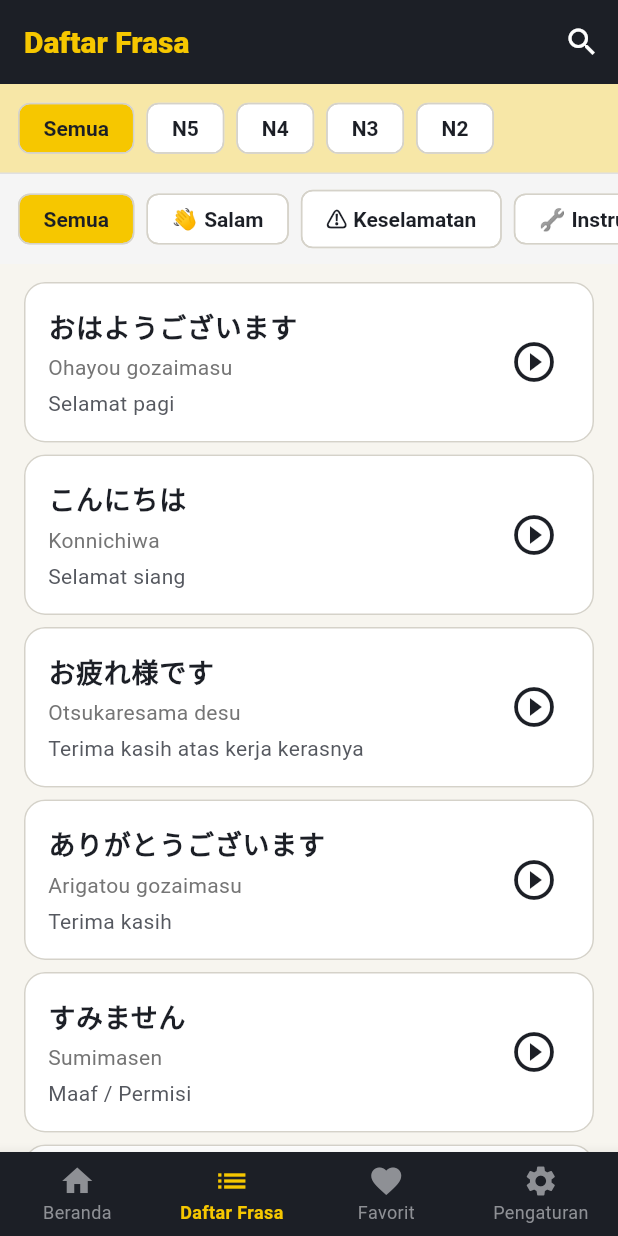
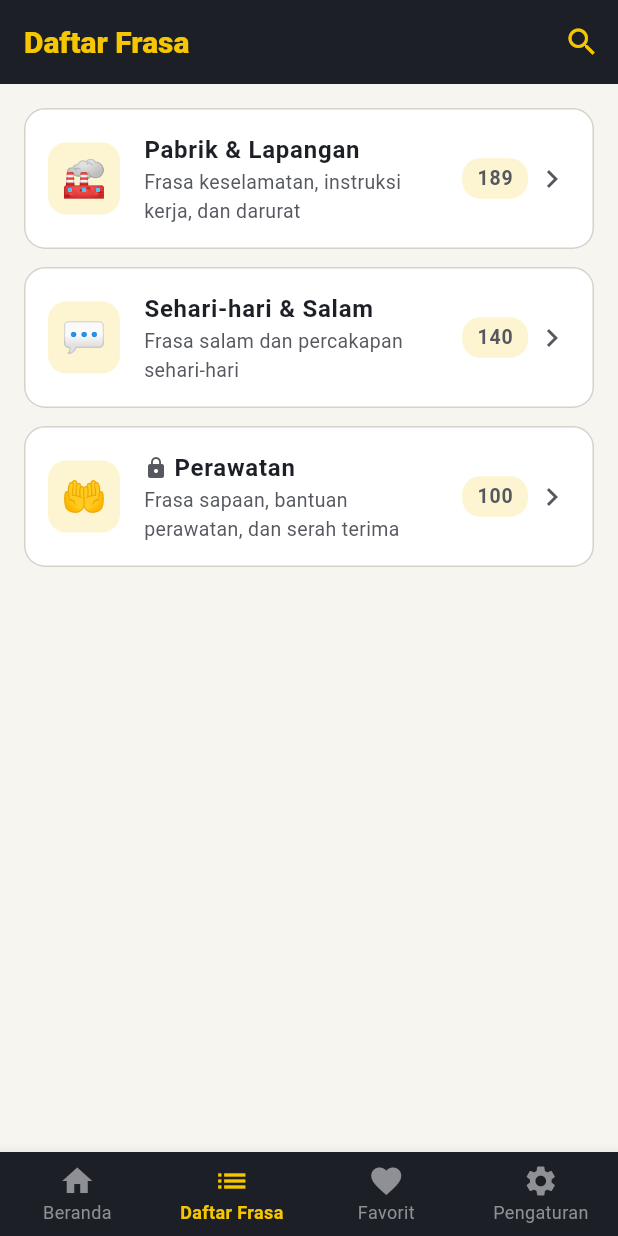
Before and after one commit to yuuki45/genba-nihongo, a Flutter app: the screen it shows after launch, item 2 of the bottom bar chosen, on a phone screen of 412 x 824 dp. Run offline on Flutter 3.47's test engine with Material 3 defaults, Android fonts, the phone set to English and light mode, and no system bars; our stand-ins replace flutter_riverpod, flutter_tts, in_app_purchase, shared_preferences, sqflite; accounts and stored records are empty; Roboto replaces fonts that are missing (BIZUDPGothic, ZenMaruGothic).

Commit message:
フレーズ一覧をシーン別に分割
工場系と介護系が1つの画面に混在していた問題を解消。

- シーン選択（ハブ）画面を新設: 🏭工場・現場 / 💬日常・あいさつ / 🤲介護
  - ロック中シーンは🔒バッジ、収録フレーズ数を表示、検索導線あり
- PhraseScene定数でシーン→カテゴリをグルーピング
  （新職種パックはエントリ追加だけで対応可能）
- フレーズ一覧画面はシーン専用に変更
  - タイトルはシーン名、カテゴリタブはシーン内のみ
  - カテゴリが1つのシーン（日常を除く介護等）はカテゴリタブ非表示
  - シーン遷移時にカテゴリ・JLPTフィルタをリセット
- シーン×カテゴリのマッピング整合性テスト追加（計88テスト）

Co-Authored-By: Claude Opus 4.8 (1M context) <noreply@anthropic.com>

```diff
--- /dev/null
+++ b/lib/data/models/phrase_scene.dart
@@ -0,0 +1,65 @@
+/// フレーズのシーン（職種・生活場面）定義
+///
+/// フレーズ一覧をシーン単位で切り分けるためのグルーピング。
+/// カテゴリ（categoriesテーブル）を束ねる上位概念で、固定のため定数として保持する。
+/// 新しい職種パックを追加する際は、カテゴリ追加 + ここに1エントリ追加する。
+class PhraseScene {
+  final String key;
+  final String nameJa;
+  final String nameId;
+  final String descriptionJa;
+  final String descriptionId;
+  final String icon;
+
+  /// このシーンに含まれるカテゴリID
+  final List<int> categoryIds;
+
+  const PhraseScene({
+    required this.key,
+    required this.nameJa,
+    required this.nameId,
+    required this.descriptionJa,
+    required this.descriptionId,
+    required this.icon,
+    required this.categoryIds,
+  });
+
+  /// すべてのシーン（表示順）
+  static const List<PhraseScene> all = [
+    PhraseScene(
+      key: 'factory',
+      nameJa: '工場・現場',
+      nameId: 'Pabrik & Lapangan',
+      descriptionJa: '安全・作業指示・緊急時のフレーズ',
+      descriptionId: 'Frasa keselamatan, instruksi kerja, dan darurat',
+      icon: '🏭',
+      categoryIds: [2, 3, 5],
+    ),
+    PhraseScene(
+      key: 'daily',
+      nameJa: '日常・あいさつ',
+      nameId: 'Sehari-hari & Salam',
+      descriptionJa: 'あいさつ・日常会話のフレーズ',
+      descriptionId: 'Frasa salam dan percakapan sehari-hari',
+      icon: '💬',
+      categoryIds: [1, 4],
+    ),
+    PhraseScene(
+      key: 'kaigo',
+      nameJa: '介護',
+      nameId: 'Perawatan',
+      descriptionJa: '声かけ・介助・申し送りのフレーズ',
+      descriptionId: 'Frasa sapaan, bantuan perawatan, dan serah terima',
+      icon: '🤲',
+      categoryIds: [6],
+    ),
+  ];
+
+  /// キーからシーンを取得
+  static PhraseScene? fromKey(String key) {
+    for (final scene in all) {
+      if (scene.key == key) return scene;
+    }
+    return null;
+  }
+}
--- a/lib/main.dart
+++ b/lib/main.dart
@@ -3,7 +3,7 @@ import 'package:flutter_riverpod/flutter_riverpod.dart';
 import 'package:flutter_localizations/flutter_localizations.dart';
 import 'package:intl/date_symbol_data_local.dart';
 import 'presentation/screens/home/home_screen.dart';
-import 'presentation/screens/phrases/phrase_list_screen.dart';
+import 'presentation/screens/phrases/phrase_scene_screen.dart';
 import 'presentation/screens/favorites/favorites_screen.dart';
 import 'presentation/screens/settings/settings_screen.dart';
 import 'presentation/services/tts_service.dart';
@@ -114,7 +114,7 @@ class _MainScreenState extends State<MainScreen> {
 
   static const List<Widget> _screens = [
     HomeScreen(),
-    PhraseListScreen(),
+    PhraseSceneScreen(),
     FavoritesScreen(),
     SettingsScreen(),
   ];
--- a/lib/presentation/providers/phrase_provider.dart
+++ b/lib/presentation/providers/phrase_provider.dart
@@ -2,6 +2,7 @@ import 'dart:math';
 import 'package:flutter_riverpod/flutter_riverpod.dart';
 import '../../data/models/phrase.dart';
 import '../../data/models/category.dart';
+import '../../data/models/phrase_scene.dart';
 import '../../data/repositories/phrase_repository.dart';
 import 'purchase_provider.dart';
 
@@ -64,24 +65,31 @@ typedef PhraseListView = ({
   int hiddenCount,
 });
 
-/// カテゴリIDとJLPTレベルでフィルタリングされたフレーズを取得するProvider
+/// シーン内でカテゴリ・JLPTレベルでフィルタリングされたフレーズを取得するProvider
 ///
-/// 未購入パックのフレーズは除外する。ただし未購入カテゴリを
-/// 直接選択した場合はプレビュー（冒頭5件）を返す。
-final filteredPhrasesProvider = FutureProvider<PhraseListView>((ref) async {
+/// 未購入パックのフレーズは除外する。ただし未購入パックのシーン・カテゴリを
+/// 直接開いた場合はプレビュー（冒頭5件）を返す。
+final filteredPhrasesProvider =
+    FutureProvider.family<PhraseListView, String>((ref, sceneKey) async {
   final repository = ref.watch(phraseRepositoryProvider);
   final categoryId = ref.watch(selectedCategoryProvider);
   final jlptLevel = ref.watch(selectedJlptLevelProvider);
   final unlockedPackIds = ref.watch(
     entitlementProvider.select((state) => state.unlockedPackIds),
   );
+  final scene = PhraseScene.fromKey(sceneKey);
 
-  // すべてのフレーズを取得
+  // シーン内のフレーズを取得
   List<Phrase> phrases;
-  if (categoryId == null) {
-    phrases = await repository.getAllPhrases();
+  if (categoryId != null) {
+    phrases = await repository.getPhrasesByCategory(categoryId);
   } else {
-    phrases = await repository.getPhrasesByCategory(categoryId);
+    final all = await repository.getAllPhrases();
+    phrases = scene == null
+        ? all
+        : all
+            .where((phrase) => scene.categoryIds.contains(phrase.categoryId))
+            .toList();
   }
 
   // JLPTレベルでフィルタリング
@@ -92,8 +100,8 @@ final filteredPhrasesProvider = FutureProvider<PhraseListView>((ref) async {
   final available =
       filterUnlockedContent(phrases, (phrase) => phrase.packId, unlockedPackIds);
 
-  // 未購入カテゴリを選択中（解錠分が0件で元データはある）→ プレビュー表示
-  if (categoryId != null && available.isEmpty && phrases.isNotEmpty) {
+  // 未購入のシーン・カテゴリを表示中（解錠分が0件で元データはある）→ プレビュー表示
+  if (available.isEmpty && phrases.isNotEmpty) {
     final preview = phrases.take(phrasePreviewCount).toList();
     return (
       phrases: preview,
@@ -103,6 +111,19 @@ final filteredPhrasesProvider = FutureProvider<PhraseListView>((ref) async {
   }
 
   return (phrases: available, isLockedPreview: false, hiddenCount: 0);
+});
+
+/// ロック中（未購入パックのみで構成される）シーンキーを取得するProvider
+///
+/// ハブ画面のロックバッジ表示用。シーン内の全カテゴリがロックされていればロック。
+final lockedSceneKeysProvider = FutureProvider<Set<String>>((ref) async {
+  final lockedCategoryIds = await ref.watch(lockedCategoryIdsProvider.future);
+  return PhraseScene.all
+      .where((scene) =>
+          scene.categoryIds.isNotEmpty &&
+          scene.categoryIds.every(lockedCategoryIds.contains))
+      .map((scene) => scene.key)
+      .toSet();
 });
 
 /// ロック中（未購入パックのみで構成される）カテゴリIDを判定する純粋関数
--- a/lib/presentation/screens/phrases/phrase_list_screen.dart
+++ b/lib/presentation/screens/phrases/phrase_list_screen.dart
@@ -5,14 +5,20 @@ import '../../providers/settings_provider.dart';
 import '../../widgets/locked_content_banner.dart';
 import '../../../data/models/phrase.dart';
 import '../../../data/models/category.dart';
+import '../../../data/models/phrase_scene.dart';
 import '../phrase_detail/phrase_detail_screen.dart';
 import '../search/search_screen.dart';
 import '../../services/tts_service.dart';
 import '../../../l10n/app_localizations.dart';
 
-/// フレーズ一覧画面
+/// フレーズ一覧画面（シーン単位）
+///
+/// シーン選択画面（PhraseSceneScreen）から遷移し、
+/// そのシーンに属するカテゴリのフレーズだけを表示する。
 class PhraseListScreen extends ConsumerStatefulWidget {
-  const PhraseListScreen({super.key});
+  final PhraseScene scene;
+
+  const PhraseListScreen({super.key, required this.scene});
 
   @override
   ConsumerState<PhraseListScreen> createState() => _PhraseListScreenState();
@@ -31,13 +37,20 @@ class _PhraseListScreenState extends ConsumerState<PhraseListScreen> {
   Widget build(BuildContext context) {
     final selectedCategoryId = ref.watch(selectedCategoryProvider);
     final selectedJlptLevel = ref.watch(selectedJlptLevelProvider);
-    final phrasesAsync = ref.watch(filteredPhrasesProvider);
+    final phrasesAsync = ref.watch(filteredPhrasesProvider(widget.scene.key));
     final categoriesAsync = ref.watch(allCategoriesProvider);
     final l10n = AppLocalizations.of(context)!;
+    final isJapanese = ref.watch(settingsProvider).maybeWhen(
+          data: (settings) => settings.languageCode == 'ja',
+          orElse: () => false,
+        );
 
     return Scaffold(
       appBar: AppBar(
-        title: Text(l10n.navPhrases),
+        title: Text(
+          '${widget.scene.icon} '
+          '${isJapanese ? widget.scene.nameJa : widget.scene.nameId}',
+        ),
         backgroundColor: Theme.of(context).colorScheme.primary,
         foregroundColor: Colors.white,
         actions: [
@@ -59,12 +72,20 @@ class _PhraseListScreenState extends ConsumerState<PhraseListScreen> {
           // JLPTレベルタブ
           _buildJlptLevelTabs(context, ref, selectedJlptLevel),
 
-          // カテゴリタブ
-          categoriesAsync.when(
-            data: (categories) => _buildCategoryTabs(context, ref, categories, selectedCategoryId),
-            loading: () => const SizedBox(height: 60),
-            error: (error, stack) => const SizedBox(height: 60),
-          ),
+          // カテゴリタブ（シーン内のカテゴリのみ。1つだけの場合は非表示）
+          if (widget.scene.categoryIds.length > 1)
+            categoriesAsync.when(
+              data: (categories) => _buildCategoryTabs(
+                context,
+                ref,
+                categories
+                    .where((c) => widget.scene.categoryIds.contains(c.id))
+                    .toList(),
+                selectedCategoryId,
+              ),
+              loading: () => const SizedBox(height: 60),
+              error: (error, stack) => const SizedBox(height: 60),
+            ),
 
           // フレーズリスト
           Expanded(
--- /dev/null
+++ b/lib/presentation/screens/phrases/phrase_scene_screen.dart
@@ -0,0 +1,162 @@
+import 'package:flutter/material.dart';
+import 'package:flutter_riverpod/flutter_riverpod.dart';
+import '../../providers/phrase_provider.dart';
+import '../../providers/settings_provider.dart';
+import '../../theme/app_theme.dart';
+import '../../../data/models/phrase_scene.dart';
+import '../search/search_screen.dart';
+import 'phrase_list_screen.dart';
+import '../../../l10n/app_localizations.dart';
+
+/// フレーズのシーン選択画面（ハブ）
+///
+/// 工場・日常・介護などのシーン別リンクを表示し、
+/// 選択したシーンのフレーズ一覧画面へ遷移する。
+class PhraseSceneScreen extends ConsumerWidget {
+  const PhraseSceneScreen({super.key});
+
+  @override
+  Widget build(BuildContext context, WidgetRef ref) {
+    final l10n = AppLocalizations.of(context)!;
+    final isJapanese = ref.watch(settingsProvider).maybeWhen(
+          data: (settings) => settings.languageCode == 'ja',
+          orElse: () => false,
+        );
+    final lockedSceneKeys = ref.watch(lockedSceneKeysProvider).maybeWhen(
+          data: (keys) => keys,
+          orElse: () => const <String>{},
+        );
+    final allPhrasesAsync = ref.watch(allPhrasesProvider);
+
+    return Scaffold(
+      appBar: AppBar(
+        title: Text(l10n.navPhrases),
+        actions: [
+          IconButton(
+            icon: const Icon(Icons.search),
+            onPressed: () {
+              Navigator.push(
+                context,
+                MaterialPageRoute(builder: (context) => const SearchScreen()),
+              );
+            },
+          ),
+        ],
+      ),
+      body: ListView(
+        padding: const EdgeInsets.all(16.0),
+        children: PhraseScene.all.map((scene) {
+          final isLocked = lockedSceneKeys.contains(scene.key);
+          // シーン内のフレーズ数（ロック有無に関わらず収録数を表示）
+          final count = allPhrasesAsync.maybeWhen(
+            data: (phrases) => phrases
+                .where((p) => scene.categoryIds.contains(p.categoryId))
+                .length,
+            orElse: () => null,
+          );
+
+          return Padding(
+            padding: const EdgeInsets.only(bottom: 12.0),
+            child: _buildSceneTile(
+              context,
+              ref,
+              scene: scene,
+              isJapanese: isJapanese,
+              isLocked: isLocked,
+              count: count,
+            ),
+          );
+        }).toList(),
+      ),
+    );
+  }
+
+  /// シーンのタイル
+  Widget _buildSceneTile(
+    BuildContext context,
+    WidgetRef ref, {
+    required PhraseScene scene,
+    required bool isJapanese,
+    required bool isLocked,
+    required int? count,
+  }) {
+    return Card(
+      child: ListTile(
+        contentPadding: const EdgeInsets.symmetric(
+          horizontal: 16.0,
+          vertical: 8.0,
+        ),
+        leading: Container(
+          width: 48,
+          height: 48,
+          decoration: BoxDecoration(
+            color: AppColors.safetyYellow.withValues(alpha: 0.18),
+            borderRadius: BorderRadius.circular(12),
+          ),
+          child: Center(
+            child: Text(scene.icon, style: const TextStyle(fontSize: 24)),
+          ),
+        ),
+        title: Row(
+          children: [
+            if (isLocked) ...[
+              const Icon(Icons.lock, size: 16),
+              const SizedBox(width: 4),
+            ],
+            Expanded(
+              child: Text(
+                isJapanese ? scene.nameJa : scene.nameId,
+                style: const TextStyle(
+                  fontFamily: AppTheme.displayFont,
+                  fontSize: 16,
+                  fontWeight: FontWeight.w700,
+                ),
+              ),
+            ),
+          ],
+        ),
+        subtitle: Text(
+          isJapanese ? scene.descriptionJa : scene.descriptionId,
+          style: TextStyle(
+            fontSize: 13,
+            color: Theme.of(context).colorScheme.onSurfaceVariant,
+          ),
+        ),
+        trailing: Row(
+          mainAxisSize: MainAxisSize.min,
+          children: [
+            if (count != null)
+              Container(
+                padding:
+                    const EdgeInsets.symmetric(horizontal: 10, vertical: 4),
+                decoration: BoxDecoration(
+                  color: AppColors.safetyYellow.withValues(alpha: 0.18),
+                  borderRadius: BorderRadius.circular(12),
+                ),
+                child: Text(
+                  '$count',
+                  style: const TextStyle(
+                    fontSize: 13,
+                    fontWeight: FontWeight.bold,
+                  ),
+                ),
+              ),
+            const SizedBox(width: 4),
+            const Icon(Icons.chevron_right),
+          ],
+        ),
+        onTap: () {
+          // シーンをまたいでフィルタ状態を持ち越さない
+          ref.read(selectedCategoryProvider.notifier).state = null;
+          ref.read(selectedJlptLevelProvider.notifier).state = null;
+          Navigator.push(
+            context,
+            MaterialPageRoute(
+              builder: (context) => PhraseListScreen(scene: scene),
+            ),
+          );
+        },
+      ),
+    );
+  }
+}
```
Also changed, not shown: 2 other files.
